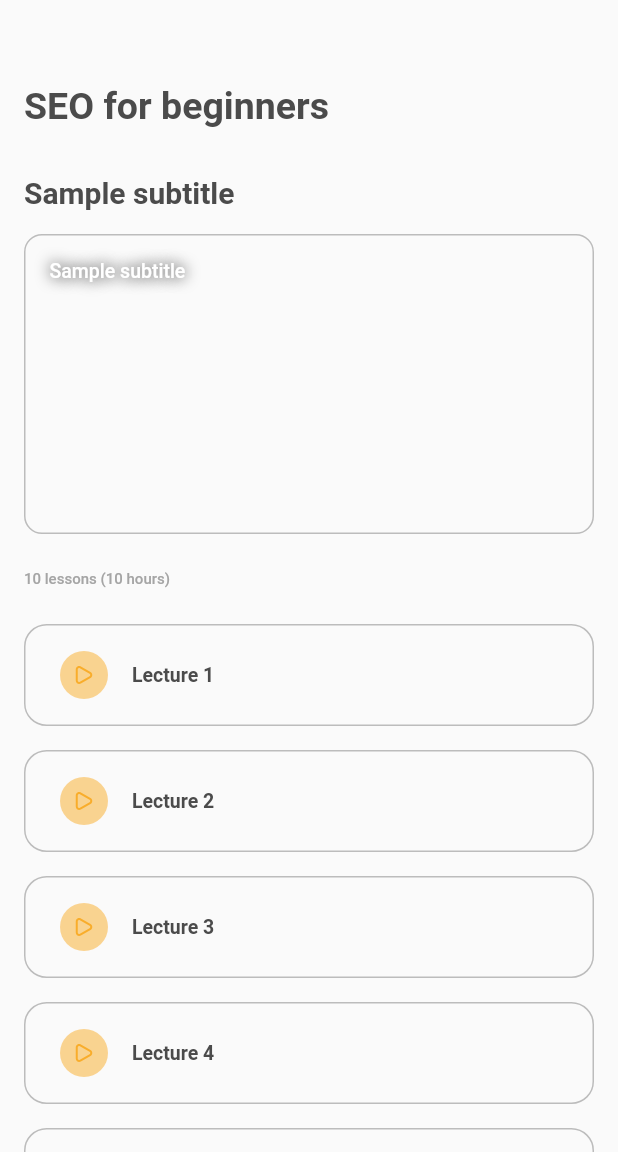
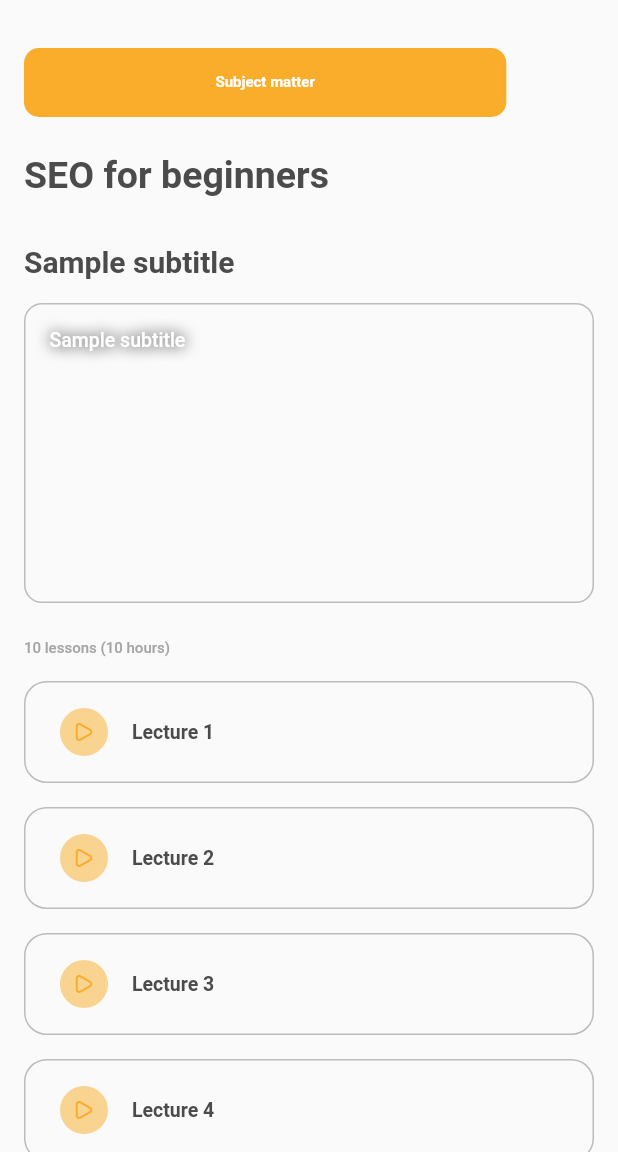
Before and after one commit to Mikel-Kolaveri/edu_learn, a Flutter app: the EnrolledClassPage screen opened by its route, on a phone screen of 412 x 824 dp, the part 84-1236 px from its top. Run offline on Flutter 3.47's test engine with Material 2 defaults, Android fonts, the phone set to English and light mode, and no system bars; our stand-ins replace flutter_riverpod, flutter_svg, go_router, shared_preferences; accounts and stored records are empty; Roboto replaces fonts that are missing (Plus Jakarta Sans).

Commit message:
add button

```diff
--- a/lib/pages/class/class_page.dart
+++ b/lib/pages/class/class_page.dart
@@ -39,7 +39,6 @@ class ClassPage extends StatelessWidget {
             Text(
               classCard.title,
               style: fonts.pjs25BlackW700,
-              textAlign: TextAlign.center,
             ),
             const GapV(32),
             Text(
--- a/lib/pages/your_classes/enrolled_class_page.dart
+++ b/lib/pages/your_classes/enrolled_class_page.dart
@@ -1,4 +1,5 @@
 import 'package:edu_learn_app/pages/class/src/sample_lecture_list.dart';
+import 'package:edu_learn_app/pages/your_classes/src/my_button.dart';
 import 'package:edu_learn_app/theme/colors.dart';
 import 'package:edu_learn_app/ui/button.dart';
 import 'package:edu_learn_app/ui/class_card.dart';
@@ -22,28 +23,7 @@ class EnrolledClassPage extends StatelessWidget {
           children: [
             const Header.backButton(),
             const GapV(32),
-            // Row(
-            //   children: [
-            //     Expanded(
-            //       flex: 11,
-            //       child: MyButton(
-            //         text: 'Subject matter',
-            //         onSelect: () {},
-            //       ),
-            //     ),
-            //     const Expanded(
-            //       flex: 2,
-            //       child: SizedBox(),
-            //     ),
-            //     Expanded(
-            //       flex: 11,
-            //       child: MyButton(
-            //         text: 'Subject matter',
-            //         onSelect: () {},
-            //       ),
-            //     )
-            //   ],
-            // ),
+            const ButtonRow(),
             const GapV(24),
             Text(
               classCard.title,
@@ -65,7 +45,7 @@ class EnrolledClassPage extends StatelessWidget {
                 children: [TextSpan(text: '(${classCard.totalClassTime})')],
               ),
             ),
-            const GapV(24),
+            const GapV(16),
             ...SampleLectureList.clickableList,
             // ...SampleLectureList.clickableList
             const GapV(16),
--- a/lib/pages/your_classes/src/my_button.dart
+++ b/lib/pages/your_classes/src/my_button.dart
@@ -0,0 +1,76 @@
+import 'package:edu_learn_app/theme/colors.dart';
+import 'package:edu_learn_app/theme/fonts.dart';
+import 'package:flutter/material.dart';
+
+class ButtonRow extends StatelessWidget {
+  const ButtonRow({super.key});
+
+  @override
+  Widget build(BuildContext context) {
+    return Row(
+      children: [
+        ...List.generate(
+            _buttons.length,
+            (index) => index == 0 || index == 2
+                ? Expanded(
+                    flex: 11,
+                    child: _MyButton(
+                      buttonProperties: _buttons[index],
+                      onSelect: () {},
+                    ),
+                  )
+                : const Expanded(
+                    flex: 2, child: SizedBox())), //   _buttons[index]),
+      ],
+    );
+  }
+}
+
+class _MyButton extends StatefulWidget {
+  const _MyButton({required this.buttonProperties, required this.onSelect});
+
+  final ButtonProperties buttonProperties;
+  final VoidCallback onSelect;
+
+  @override
+  State<_MyButton> createState() => _MyButtonState();
+}
+
+class _MyButtonState extends State<_MyButton> {
+  @override
+  Widget build(BuildContext context) {
+    var isSelected = widget.buttonProperties.isSelected;
+    return GestureDetector(
+      onTap: () {
+        setState(() {
+          widget.buttonProperties.isSelected = true;
+        });
+      },
+      child: Container(
+        padding: const EdgeInsets.symmetric(horizontal: 4, vertical: 16),
+        decoration: BoxDecoration(
+          borderRadius: BorderRadius.circular(10),
+          color: isSelected ? colors.orange : Colors.transparent,
+          border: Border.all(
+              color: isSelected ? Colors.transparent : colors.greyBorder),
+        ),
+        child: Text(
+          widget.buttonProperties.text,
+          style: isSelected ? fonts.pjs10WhiteW700 : fonts.pjs10GreyHintW700,
+          textAlign: TextAlign.center,
+        ),
+      ),
+    );
+  }
+}
+
+class ButtonProperties {
+  ButtonProperties({required this.isSelected, required this.text});
+  final String text;
+  bool isSelected;
+}
+
+final _buttons = [
+  ButtonProperties(isSelected: true, text: 'Subject matter'),
+  ButtonProperties(isSelected: false, text: 'About class'),
+];
```
